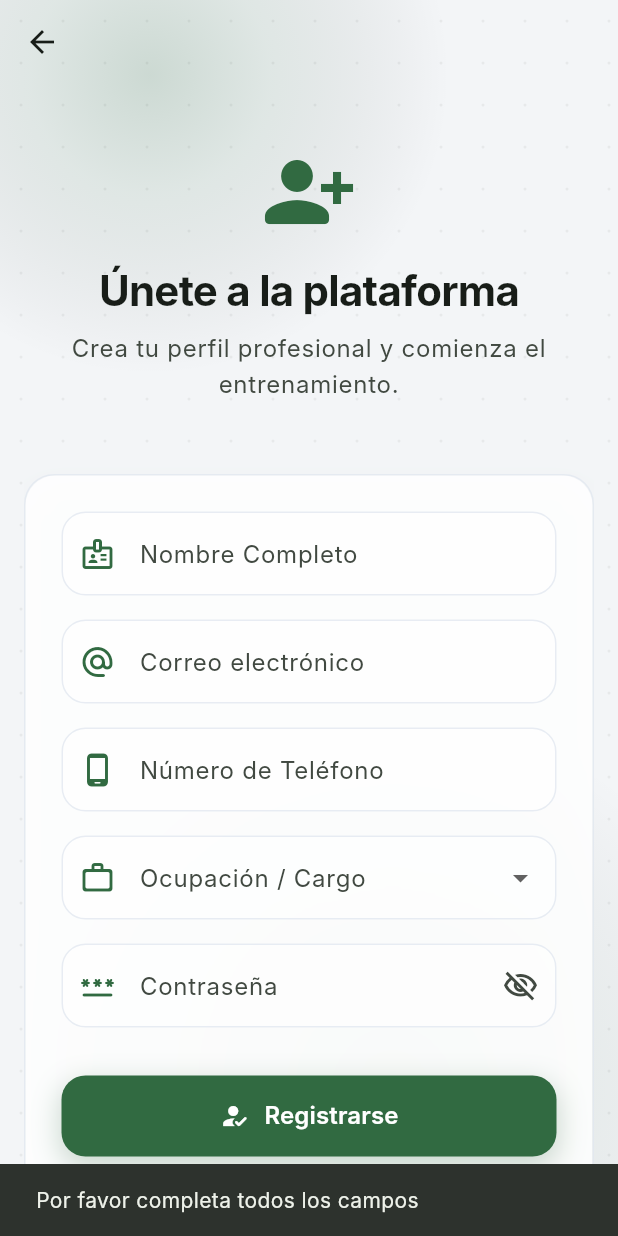
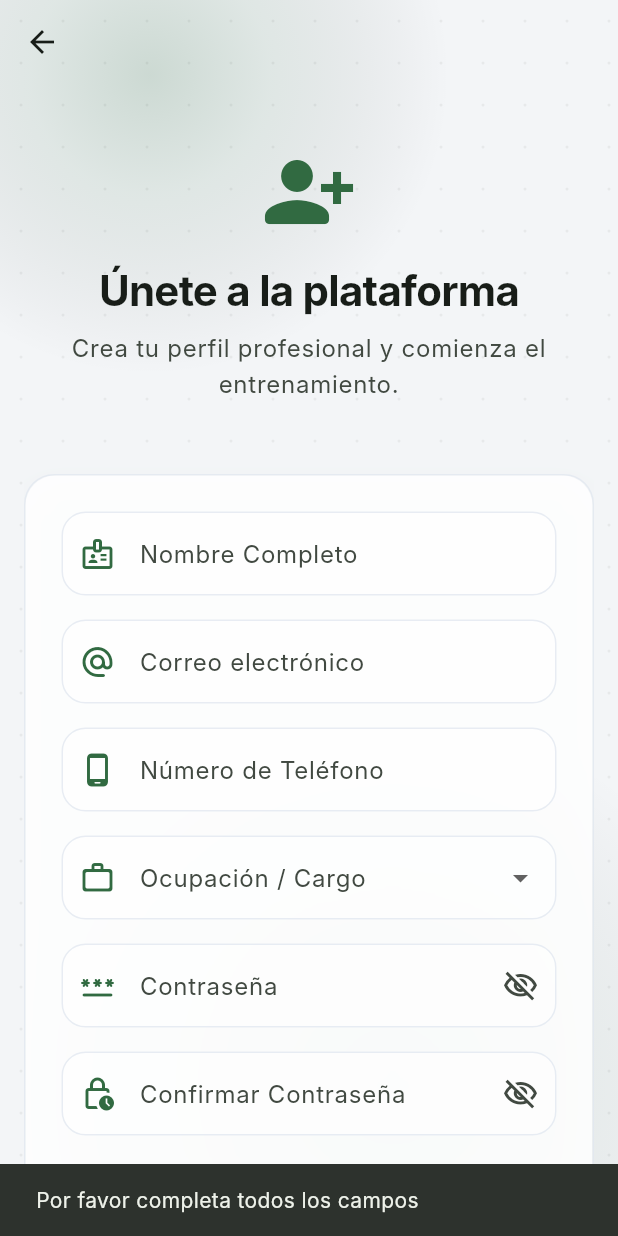
Before and after one commit to Juan-Camilo-Martinez-B/Prep_Up, a Flutter app: the RegisterScreen screen opened by its route, after a tap on "Registrarse", on a phone screen of 412 x 824 dp. Run offline on Flutter 3.47's test engine with Material 3 defaults, Android fonts, the phone set to English and light mode, and no system bars; our stand-ins replace camera, flutter_dotenv, flutter_tts, permission_handler, shared_preferences, speech_to_text and 1 more; missing offline and left inert: flutter_webrtc; accounts and stored records are empty; Roboto replaces fonts that are missing (Inter).

Commit message:
Blind en campos de escritura para prevenir datos erroneos

```diff
--- a/lib/presentation/screens/auth/forgot_password_screen.dart
+++ b/lib/presentation/screens/auth/forgot_password_screen.dart
@@ -1,4 +1,5 @@
 import 'package:flutter/material.dart';
+import 'package:flutter/services.dart';
 import 'package:prep_up/core/errors/user_friendly_error.dart';
 import 'package:prep_up/core/localization/l10n_extensions.dart';
 import 'package:prep_up/core/navigation/app_routes.dart';
@@ -95,6 +96,9 @@ class _ForgotPasswordScreenState extends State<ForgotPasswordScreen> {
                 TextField(
                   controller: _emailController,
                   keyboardType: TextInputType.emailAddress,
+                  inputFormatters: [
+                    FilteringTextInputFormatter.deny(RegExp(r'\s')),
+                  ],
                   decoration: InputDecoration(
                     labelText: l10n.emailLabel,
                     prefixIcon: const Icon(Icons.alternate_email_rounded),
--- a/lib/presentation/screens/auth/login_screen.dart
+++ b/lib/presentation/screens/auth/login_screen.dart
@@ -240,6 +240,9 @@ class _LoginScreenState extends State<LoginScreen> {
                             TextField(
                               controller: _passwordController,
                               obscureText: _obscure,
+                              inputFormatters: [
+                                FilteringTextInputFormatter.deny(RegExp(r'^\s+')),
+                              ],
                               decoration: inputDecoration.copyWith(
                                 labelText: l10n.passwordLabel,
                                 prefixIcon: const Icon(
--- a/lib/presentation/screens/auth/register_screen.dart
+++ b/lib/presentation/screens/auth/register_screen.dart
@@ -23,8 +23,10 @@ class _RegisterScreenState extends State<RegisterScreen> {
   final _phoneController = TextEditingController();
   UserOccupation? _selectedOccupation;
   final _passwordController = TextEditingController();
+  final _confirmPasswordController = TextEditingController();
   final _authService = AuthService();
   var _obscure = true;
+  var _obscureConfirm = true;
   var _isLoading = false;
 
   @override
@@ -33,6 +35,7 @@ class _RegisterScreenState extends State<RegisterScreen> {
     _emailController.dispose();
     _phoneController.dispose();
     _passwordController.dispose();
+    _confirmPasswordController.dispose();
     super.dispose();
   }
 
@@ -56,12 +59,14 @@ class _RegisterScreenState extends State<RegisterScreen> {
     final phone = _phoneController.text.trim();
     final occupation = _selectedOccupation;
     final password = _passwordController.text.trim();
+    final confirmPassword = _confirmPasswordController.text.trim();
 
     if (name.isEmpty ||
         email.isEmpty ||
         phone.isEmpty ||
         occupation == null ||
-        password.isEmpty) {
+        password.isEmpty ||
+        confirmPassword.isEmpty) {
       ScaffoldMessenger.of(
         context,
       ).showSnackBar(SnackBar(content: Text(l10n.authFillAllFields)));
@@ -86,6 +91,13 @@ class _RegisterScreenState extends State<RegisterScreen> {
       ScaffoldMessenger.of(
         context,
       ).showSnackBar(SnackBar(content: Text(l10n.registerWeakPassword)));
+      return;
+    }
+
+    if (password != confirmPassword) {
+      ScaffoldMessenger.of(
+        context,
+      ).showSnackBar(const SnackBar(content: Text('Las contraseñas no coinciden')));
       return;
     }
 
@@ -299,7 +311,7 @@ class _RegisterScreenState extends State<RegisterScreen> {
                             controller: _passwordController,
                             obscureText: _obscure,
                             inputFormatters: [
-                              FilteringTextInputFormatter.deny(RegExp(r'\s')),
+                              FilteringTextInputFormatter.deny(RegExp(r'^\s+')),
                             ],
                             decoration: inputDecoration.copyWith(
                               labelText: l10n.passwordLabel,
@@ -309,6 +321,28 @@ class _RegisterScreenState extends State<RegisterScreen> {
                                     setState(() => _obscure = !_obscure),
                                 icon: Icon(
                                   _obscure
+                                      ? Icons.visibility_off_outlined
+                                      : Icons.visibility_outlined,
+                                  color: scheme.onSurfaceVariant,
+                                ),
+                              ),
+                            ),
+                          ),
+                          const SizedBox(height: 16),
+                          TextField(
+                            controller: _confirmPasswordController,
+                            obscureText: _obscureConfirm,
+                            inputFormatters: [
+                              FilteringTextInputFormatter.deny(RegExp(r'^\s+')),
+                            ],
+                            decoration: inputDecoration.copyWith(
+                              labelText: 'Confirmar Contraseña',
+                              prefixIcon: const Icon(Icons.lock_clock_outlined),
+                              suffixIcon: IconButton(
+                                onPressed: () =>
+                                    setState(() => _obscureConfirm = !_obscureConfirm),
+                                icon: Icon(
+                                  _obscureConfirm
                                       ? Icons.visibility_off_outlined
                                       : Icons.visibility_outlined,
                                   color: scheme.onSurfaceVariant,
--- a/lib/presentation/screens/auth/reset_password_screen.dart
+++ b/lib/presentation/screens/auth/reset_password_screen.dart
@@ -1,4 +1,5 @@
 import 'package:flutter/material.dart';
+import 'package:flutter/services.dart';
 import 'package:prep_up/core/errors/user_friendly_error.dart';
 import 'package:prep_up/core/localization/l10n_extensions.dart';
 import 'package:prep_up/core/navigation/app_routes.dart';
@@ -181,6 +182,9 @@ class _ResetPasswordScreenState extends State<ResetPasswordScreen> {
                       TextField(
                         controller: _passwordController,
                         obscureText: _obscurePassword,
+                        inputFormatters: [
+                          FilteringTextInputFormatter.deny(RegExp(r'^\s+')),
+                        ],
                         decoration: inputDecoration.copyWith(
                           labelText: 'Nueva Contraseña',
                           prefixIcon: const Icon(Icons.lock_outline_rounded),
@@ -196,6 +200,9 @@ class _ResetPasswordScreenState extends State<ResetPasswordScreen> {
                       TextField(
                         controller: _confirmPasswordController,
                         obscureText: _obscureConfirmPassword,
+                        inputFormatters: [
+                          FilteringTextInputFormatter.deny(RegExp(r'^\s+')),
+                        ],
                         decoration: inputDecoration.copyWith(
                           labelText: 'Confirmar Contraseña',
                           prefixIcon: const Icon(Icons.lock_clock_outlined),
```
